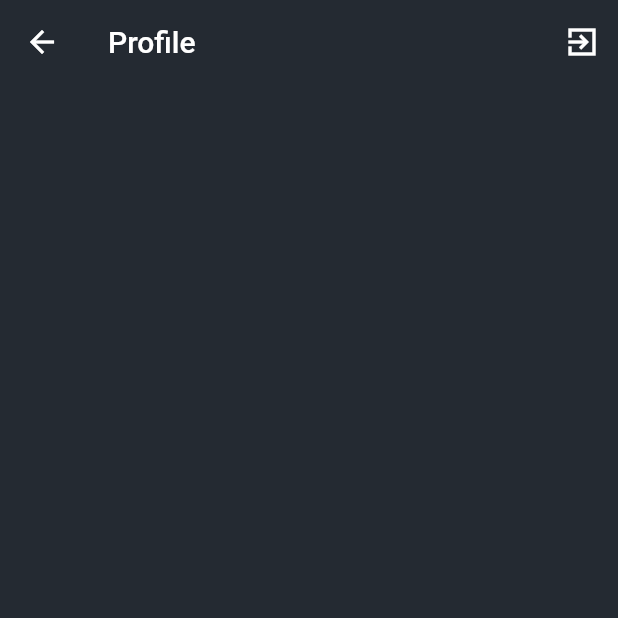
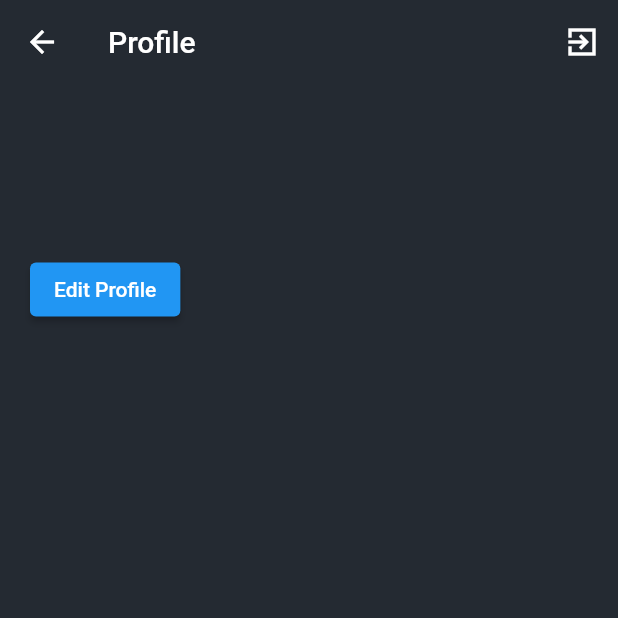
Before and after one commit to IsaiasCuvula/movie_app, a Flutter app: the ProfileScreen screen opened directly, on a phone screen of 412 x 824 dp, the top half of it. Run offline on Flutter 3.47's test engine with Material 2 defaults, Android fonts, the phone set to English and light mode, and no system bars; our stand-ins replace cached_network_image, cloud_firestore, firebase_auth, firebase_core, shared_preferences; accounts and stored records are empty; generated files the repository leaves out were written again.

Commit message:
profile ui done, with possibility to edit the name

```diff
--- a/lib/providers/auth_provider.dart
+++ b/lib/providers/auth_provider.dart
@@ -56,11 +56,6 @@ class AuthProvider with ChangeNotifier {
     }
   }
 
-  // User? currentUser() {
-  //   _auth.currentUser?.reload();
-  //   return _auth.currentUser;
-  // }
-
   Future<UserModel> fetchCurrentUserInfo() async {
     _auth.currentUser?.reload();
     final User? user = _auth.currentUser;
--- a/lib/screens/detail_screen/detail_screen.dart
+++ b/lib/screens/detail_screen/detail_screen.dart
@@ -66,9 +66,8 @@ class DetailScreen extends StatelessWidget {
                           ),
                         ),
                       ),
-                      const Expanded(child: SizedBox()),
                       Expanded(
-                        flex: 3,
+                        flex: 2,
                         child: Column(
                           crossAxisAlignment: CrossAxisAlignment.end,
                           children: [
--- a/lib/screens/home_screen/home_screen.dart
+++ b/lib/screens/home_screen/home_screen.dart
@@ -1,6 +1,6 @@
 import 'package:flutter/material.dart';
 import 'package:movie_app/screens/home_screen/search_text_field.dart';
-import 'package:movie_app/screens/profile_screen.dart';
+import 'package:movie_app/screens/profile_screen/profile_screen.dart';
 import 'package:movie_app/screens/watch_list/watch_list.dart';
 import 'package:provider/provider.dart';
 
--- a/lib/screens/home_screen/image_error_placeholder.dart
+++ b/lib/screens/home_screen/image_error_placeholder.dart
@@ -1,4 +1,5 @@
 import 'package:flutter/material.dart';
+import 'package:movie_app/utils/constants.dart';
 
 class ImageErrorPlaceHolder extends StatelessWidget {
   const ImageErrorPlaceHolder({Key? key, required this.title})
@@ -21,12 +22,12 @@ class ImageErrorPlaceHolder extends StatelessWidget {
         crossAxisAlignment: CrossAxisAlignment.center,
         children: [
           const Icon(Icons.error),
-          const SizedBox(height: 40.0),
+          kVerticalSpace10,
           Text(
             title,
             textAlign: TextAlign.center,
           ),
-          const SizedBox(height: 30.0),
+          kVerticalSpace30,
         ],
       ),
     );
--- a/lib/screens/profile_screen.dart
+++ b/lib/screens/profile_screen/profile_screen.dart
@@ -1,6 +1,8 @@
 import 'package:flutter/material.dart';
+import 'package:movie_app/models/user_model.dart';
 import 'package:movie_app/providers/auth_provider.dart';
 import 'package:movie_app/screens/auth_screen/welcome_screen.dart';
+import 'package:movie_app/screens/profile_screen/edit_profile_screen.dart';
 import 'package:movie_app/utils/constants.dart';
 import 'package:movie_app/utils/helpers.dart';
 import 'package:provider/provider.dart';
@@ -14,6 +16,11 @@ class ProfileScreen extends StatefulWidget {
 
 class _ProfileScreenState extends State<ProfileScreen> {
   late AuthProvider _authProvider;
+  UserModel _user = UserModel(
+    userId: '',
+    username: 'Bernardo',
+    email: '',
+  );
 
   @override
   void initState() {
@@ -23,7 +30,9 @@ class _ProfileScreenState extends State<ProfileScreen> {
 
   @override
   Widget build(BuildContext context) {
-    final Size deviceSize = MediaQuery.of(context).size;
+    final Size deviceSize = MediaQuery
+        .of(context)
+        .size;
     return Scaffold(
       appBar: AppBar(
         title: const Text('Profile'),
@@ -60,10 +69,10 @@ class _ProfileScreenState extends State<ProfileScreen> {
                     future: _authProvider.fetchCurrentUserInfo(),
                     builder: (context, snapshot) {
                       if (snapshot.hasData) {
-                        final String userName =
-                            snapshot.data?.username as String;
+                        _user = snapshot.data as UserModel;
+
                         return Text(
-                          userName,
+                          _user.username,
                           textAlign: TextAlign.start,
                           style: const TextStyle(
                             fontWeight: FontWeight.bold,
@@ -74,6 +83,20 @@ class _ProfileScreenState extends State<ProfileScreen> {
                       return const SizedBox();
                     },
                   ),
+                  kVerticalSpace60,
+                  ElevatedButton(
+                    onPressed: () {
+                      Navigator.push(
+                        context,
+                        Helper.customTransition(
+                          EditProfileScreen(
+                            user: _user,
+                          ),
+                        ),
+                      );
+                    },
+                    child: const Text('Edit Profile'),
+                  )
                 ],
               );
             },
--- a/lib/utils/constants.dart
+++ b/lib/utils/constants.dart
@@ -7,6 +7,7 @@ const kPadding20 = EdgeInsets.all(20.0);
 const kVerticalSpace8 = SizedBox(height: 8.0);
 const kVerticalSpace10 = SizedBox(height: 10.0);
 const kVerticalSpace16 = SizedBox(height: 16.0);
+const kVerticalSpace20 = SizedBox(height: 20.0);
 const kVerticalSpace30 = SizedBox(height: 30.0);
 const kVerticalSpace50 = SizedBox(height: 50.0);
 const kVerticalSpace60 = SizedBox(height: 60.0);
```
Also changed, not shown: lib/screens/profile_screen/edit_profile_screen.dart (added, +104 -0 lines).
